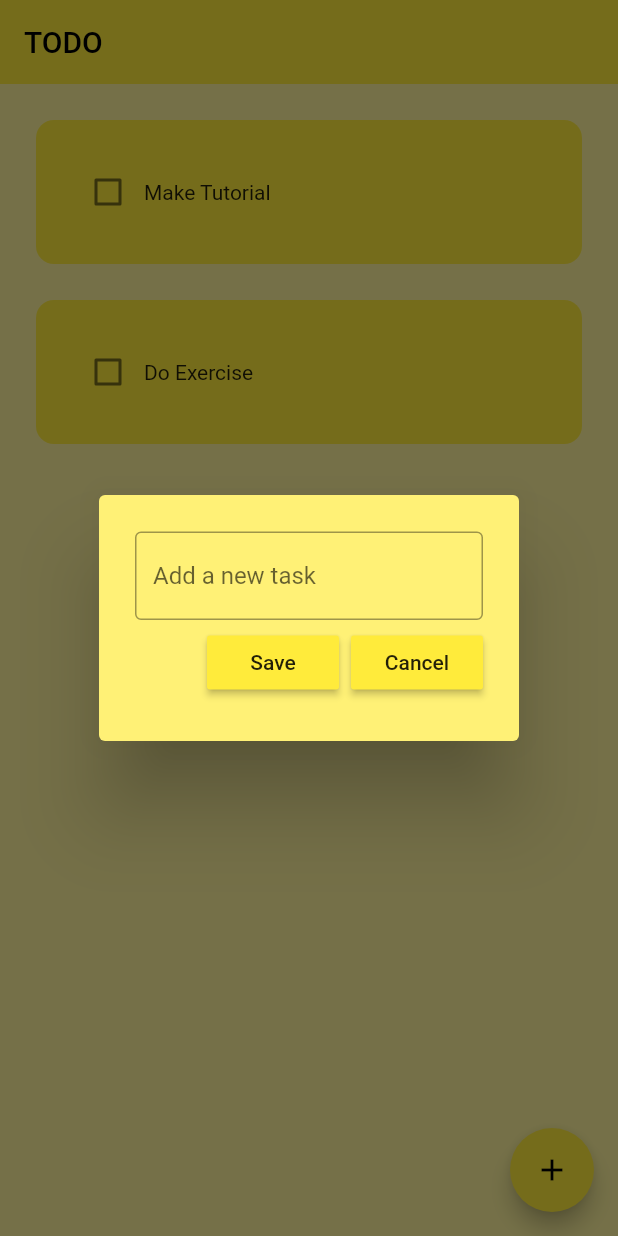
After one commit to GameDog9988/flutter-todo-app, a Flutter app: the screen it shows after launch, after a tap on the "add" icon, on a phone screen of 412 x 824 dp. The commit adds this screen. Run offline on Flutter 3.47's test engine with Material 2 defaults, Android fonts, the phone set to English and light mode, and no system bars.

Commit message:
feat: create a new task

```diff
--- /dev/null
+++ b/lib/components/dialog_box.dart
@@ -0,0 +1,50 @@
+import "package:flutter/material.dart";
+import 'package:flutter_todo_app/components/my_button.dart';
+
+class DialogBox extends StatelessWidget {
+  final controller;
+  VoidCallback onSave;
+  VoidCallback onCancel;
+
+  DialogBox({
+    super.key,
+    required this.controller,
+    required this.onSave,
+    required this.onCancel,
+  });
+
+  @override
+  Widget build(BuildContext context) {
+    return AlertDialog(
+      backgroundColor: Colors.yellow[300],
+      content: SizedBox(
+        height: 120,
+        child: Column(
+          mainAxisAlignment: MainAxisAlignment.spaceEvenly,
+          children: [
+            // get user input
+            TextField(
+              controller: controller,
+              decoration: const InputDecoration(
+                border: OutlineInputBorder(),
+                hintText: "Add a new task",
+              ),
+            ),
+
+            // buttons -> save + cancel
+            Row(
+              mainAxisAlignment: MainAxisAlignment.end,
+              children: [
+                MyButton(text: "Save", onPressed: onSave),
+                const SizedBox(
+                  width: 8,
+                ),
+                MyButton(text: "Cancel", onPressed: onCancel),
+              ],
+            )
+          ],
+        ),
+      ),
+    );
+  }
+}
--- /dev/null
+++ b/lib/components/my_button.dart
@@ -0,0 +1,20 @@
+import "package:flutter/material.dart";
+
+class MyButton extends StatelessWidget {
+  final String text;
+  VoidCallback onPressed;
+  MyButton({
+    super.key,
+    required this.text,
+    required this.onPressed,
+  });
+
+  @override
+  Widget build(BuildContext context) {
+    return MaterialButton(
+      onPressed: onPressed,
+      color: Theme.of(context).primaryColor,
+      child: Text(text),
+    );
+  }
+}
--- a/lib/screens/home_page.dart
+++ b/lib/screens/home_page.dart
@@ -1,4 +1,5 @@
 import "package:flutter/material.dart";
+import 'package:flutter_todo_app/components/dialog_box.dart';
 import 'package:flutter_todo_app/components/todo_tile.dart';
 
 class HomePage extends StatefulWidget {
@@ -9,6 +10,9 @@ class HomePage extends StatefulWidget {
 }
 
 class _HomePageState extends State<HomePage> {
+  // text controller
+  final _controller = TextEditingController();
+
   // List of todo tasks
   List toDoList = [
     ["Make Tutorial", false],
@@ -22,6 +26,28 @@ class _HomePageState extends State<HomePage> {
     });
   }
 
+  // save new task
+  void saveNewTask() {
+    setState(() {
+      toDoList.add([_controller.text, false]);
+      _controller.clear();
+    });
+    Navigator.of(context).pop();
+  }
+
+  // create a new task
+  void createNewTask() {
+    showDialog(
+        context: context,
+        builder: (context) {
+          return DialogBox(
+            controller: _controller,
+            onSave: saveNewTask,
+            onCancel: (() => Navigator.of(context).pop()),
+          );
+        });
+  }
+
   @override
   Widget build(BuildContext context) {
     return Scaffold(
@@ -29,6 +55,10 @@ class _HomePageState extends State<HomePage> {
         appBar: AppBar(
           title: const Text("TODO"),
           elevation: 0,
+        ),
+        floatingActionButton: FloatingActionButton(
+          onPressed: createNewTask,
+          child: const Icon(Icons.add),
         ),
         body: ListView.builder(
           itemCount: toDoList.length,
```
